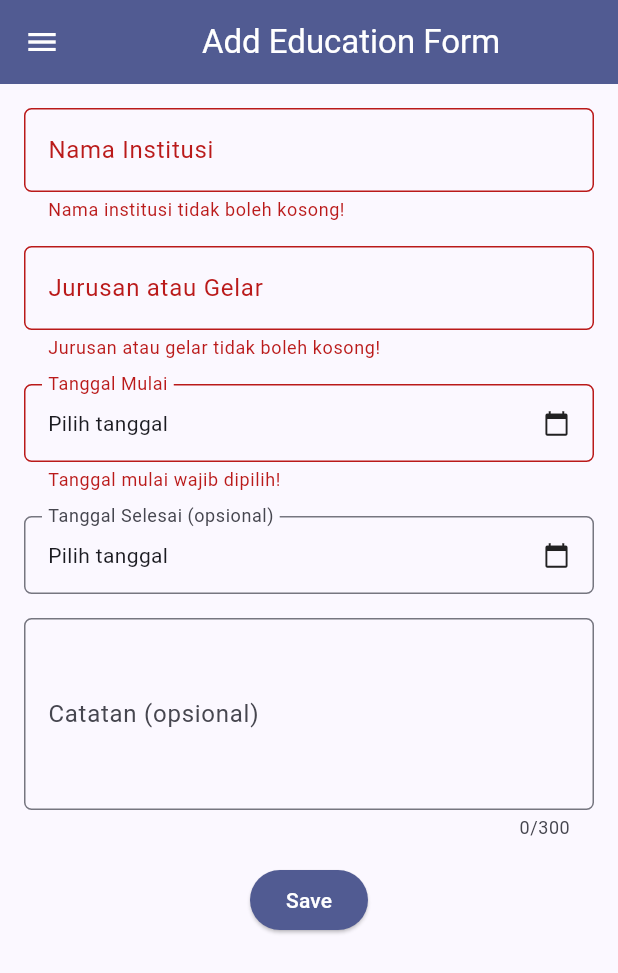
After one commit to voruzaa/myportofolio_mobile, a Flutter app: the EducationFormPage screen opened directly, after a tap on "Save", on a phone screen of 412 x 824 dp. The commit adds this screen. Shown: the top 973 px of the screen. Run offline on Flutter 3.47's test engine with Material 3 defaults, Android fonts, the phone set to English and light mode, and no system bars; our stand-ins replace material_ui.

Commit message:
Tugas 8: add education form with navigation from card and drawer

```diff
--- /dev/null
+++ b/lib/screens/education_form.dart
@@ -0,0 +1,281 @@
+import 'package:material_ui/material_ui.dart';
+import 'package:myportofolio_mobile/widgets/left_drawer.dart';
+
+class EducationFormPage extends StatefulWidget {
+  const EducationFormPage({super.key});
+
+  @override
+  State<EducationFormPage> createState() => _EducationFormPageState();
+}
+
+class _EducationFormPageState extends State<EducationFormPage> {
+  final _formKey = GlobalKey<FormState>();
+  final _institutionController = TextEditingController();
+  final _majorController = TextEditingController();
+  final _descriptionController = TextEditingController();
+
+  DateTime? _startDate;
+  DateTime? _endDate;
+
+  @override
+  void dispose() {
+    _institutionController.dispose();
+    _majorController.dispose();
+    _descriptionController.dispose();
+    super.dispose();
+  }
+
+  String _formatDate(DateTime date) {
+    final day = date.day.toString().padLeft(2, '0');
+    final month = date.month.toString().padLeft(2, '0');
+    return '$day/$month/${date.year}';
+  }
+
+  Future<void> _pickStartDate(FormFieldState<DateTime> field) async {
+    final picked = await showDatePicker(
+      context: context,
+      initialDate: _startDate ?? DateTime.now(),
+      firstDate: DateTime(1990),
+      lastDate: DateTime.now(),
+    );
+    if (picked == null) return;
+    setState(() {
+      _startDate = picked;
+      if (_endDate != null && _endDate!.isBefore(picked)) {
+        _endDate = null;
+      }
+    });
+    field.didChange(picked);
+  }
+
+  Future<void> _pickEndDate(FormFieldState<DateTime> field) async {
+    final picked = await showDatePicker(
+      context: context,
+      initialDate: _endDate ?? _startDate ?? DateTime.now(),
+      firstDate: _startDate ?? DateTime(1990),
+      lastDate: DateTime(2100),
+    );
+    if (picked == null) return;
+    setState(() => _endDate = picked);
+    field.didChange(picked);
+  }
+
+  String? _validateStart(DateTime? value) {
+    if (value == null) return 'Tanggal mulai wajib dipilih!';
+    return null;
+  }
+
+  String? _validateEnd(DateTime? value) {
+    if (value == null) return null;
+    if (_startDate != null && value.isBefore(_startDate!)) {
+      return 'Tanggal selesai tidak boleh sebelum tanggal mulai!';
+    }
+    return null;
+  }
+
+  Widget _buildDateField({
+    required String label,
+    required DateTime? value,
+    required String? errorText,
+    required VoidCallback onTap,
+  }) {
+    return InkWell(
+      onTap: onTap,
+      borderRadius: BorderRadius.circular(5.0),
+      child: InputDecorator(
+        decoration: InputDecoration(
+          labelText: label,
+          border: OutlineInputBorder(borderRadius: BorderRadius.circular(5.0)),
+          errorText: errorText,
+        ),
+        child: Row(
+          mainAxisAlignment: MainAxisAlignment.spaceBetween,
+          children: [
+            Text(value == null ? 'Pilih tanggal' : _formatDate(value)),
+            const Icon(Icons.calendar_today, size: 18.0),
+          ],
+        ),
+      ),
+    );
+  }
+
+  void _resetForm() {
+    _formKey.currentState?.reset();
+    _institutionController.clear();
+    _majorController.clear();
+    _descriptionController.clear();
+    setState(() {
+      _startDate = null;
+      _endDate = null;
+    });
+  }
+
+  void _showSummary() {
+    final start = _startDate!;
+    final end = _endDate;
+    showDialog(
+      context: context,
+      builder: (dialogContext) => AlertDialog(
+        title: const Text('Edukasi berhasil ditambahkan!'),
+        content: SingleChildScrollView(
+          child: Column(
+            crossAxisAlignment: CrossAxisAlignment.start,
+            mainAxisSize: MainAxisSize.min,
+            children: [
+              Text('Institusi: ${_institutionController.text.trim()}'),
+              Text('Jurusan: ${_majorController.text.trim()}'),
+              Text('Mulai: ${_formatDate(start)}'),
+              Text('Selesai: ${end == null ? 'Sekarang' : _formatDate(end)}'),
+              if (_descriptionController.text.trim().isNotEmpty)
+                Text('Catatan: ${_descriptionController.text.trim()}'),
+            ],
+          ),
+        ),
+        actions: [
+          TextButton(
+            onPressed: () {
+              _resetForm();
+              Navigator.pop(dialogContext);
+            },
+            child: const Text('OK'),
+          ),
+        ],
+      ),
+    );
+  }
+
+  void _save() {
+    if (!_formKey.currentState!.validate()) return;
+    _showSummary();
+  }
+
+  @override
+  Widget build(BuildContext context) {
+    return Scaffold(
+      appBar: AppBar(
+        title: const Center(child: Text('Add Education Form')),
+        backgroundColor: Theme.of(context).colorScheme.primary,
+        foregroundColor: Colors.white,
+      ),
+      drawer: const LeftDrawer(),
+      body: Form(
+        key: _formKey,
+        child: SingleChildScrollView(
+          padding: const EdgeInsets.all(8.0),
+          child: Column(
+            crossAxisAlignment: CrossAxisAlignment.start,
+            children: [
+              Padding(
+                padding: const EdgeInsets.all(8.0),
+                child: TextFormField(
+                  controller: _institutionController,
+                  textInputAction: TextInputAction.next,
+                  decoration: InputDecoration(
+                    hintText: 'Contoh: Universitas Indonesia',
+                    labelText: 'Nama Institusi',
+                    border: OutlineInputBorder(
+                      borderRadius: BorderRadius.circular(5.0),
+                    ),
+                  ),
+                  validator: (value) {
+                    final text = value?.trim() ?? '';
+                    if (text.isEmpty) {
+                      return 'Nama institusi tidak boleh kosong!';
+                    }
+                    if (text.length < 3) {
+                      return 'Nama institusi minimal 3 karakter!';
+                    }
+                    return null;
+                  },
+                ),
+              ),
+              Padding(
+                padding: const EdgeInsets.all(8.0),
+                child: TextFormField(
+                  controller: _majorController,
+                  textInputAction: TextInputAction.next,
+                  decoration: InputDecoration(
+                    hintText: 'Contoh: Ilmu Komputer',
+                    labelText: 'Jurusan atau Gelar',
+                    border: OutlineInputBorder(
+                      borderRadius: BorderRadius.circular(5.0),
+                    ),
+                  ),
+                  validator: (value) {
+                    final text = value?.trim() ?? '';
+                    if (text.isEmpty) {
+                      return 'Jurusan atau gelar tidak boleh kosong!';
+                    }
+                    if (text.length < 3) {
+                      return 'Jurusan atau gelar minimal 3 karakter!';
+                    }
+                    return null;
+                  },
+                ),
+              ),
+              FormField<DateTime>(
+                initialValue: _startDate,
+                validator: _validateStart,
+                builder: (field) => Padding(
+                  padding: const EdgeInsets.all(8.0),
+                  child: _buildDateField(
+                    label: 'Tanggal Mulai',
+                    value: _startDate,
+                    errorText: field.errorText,
+                    onTap: () => _pickStartDate(field),
+                  ),
+                ),
+              ),
+              FormField<DateTime>(
+                initialValue: _endDate,
+                validator: _validateEnd,
+                builder: (field) => Padding(
+                  padding: const EdgeInsets.all(8.0),
+                  child: _buildDateField(
+                    label: 'Tanggal Selesai (opsional)',
+                    value: _endDate,
+                    errorText: field.errorText,
+                    onTap: () => _pickEndDate(field),
+                  ),
+                ),
+              ),
+              Padding(
+                padding: const EdgeInsets.all(8.0),
+                child: TextFormField(
+                  controller: _descriptionController,
+                  maxLines: 4,
+                  maxLength: 300,
+                  decoration: InputDecoration(
+                    hintText: 'Contoh: IPK 3.8, aktif di himpunan',
+                    labelText: 'Catatan (opsional)',
+                    border: OutlineInputBorder(
+                      borderRadius: BorderRadius.circular(5.0),
+                    ),
+                  ),
+                ),
+              ),
+              Align(
+                alignment: Alignment.bottomCenter,
+                child: Padding(
+                  padding: const EdgeInsets.all(8.0),
+                  child: ElevatedButton(
+                    style: ButtonStyle(
+                      backgroundColor: WidgetStateProperty.all(
+                        Theme.of(context).colorScheme.primary,
+                      ),
+                    ),
+                    onPressed: _save,
+                    child: const Text(
+                      'Save',
+                      style: TextStyle(color: Colors.white),
+                    ),
+                  ),
+                ),
+              ),
+            ],
+          ),
+        ),
+      ),
+    );
+  }
+}
--- a/lib/widgets/left_drawer.dart
+++ b/lib/widgets/left_drawer.dart
@@ -1,4 +1,5 @@
 import 'package:material_ui/material_ui.dart';
+import 'package:myportofolio_mobile/screens/education_form.dart';
 import 'package:myportofolio_mobile/screens/menu.dart';
 import 'package:myportofolio_mobile/screens/project_form.dart';
 
@@ -10,11 +11,14 @@ class LeftDrawer extends StatelessWidget {
     return Drawer(
       child: ListView(
         children: [
-          const DrawerHeader(
+          Container(
+            width: double.infinity,
+            padding: const EdgeInsets.all(16.0),
             decoration: BoxDecoration(
-              color: Colors.indigo,
+              color: Theme.of(context).colorScheme.primary,
             ),
-            child: Column(
+            child: const Column(
+              mainAxisSize: MainAxisSize.min,
               crossAxisAlignment: CrossAxisAlignment.start,
               children: [
                 Text(
@@ -62,6 +66,18 @@ class LeftDrawer extends StatelessWidget {
               );
             },
           ),
+          ListTile(
+            leading: const Icon(Icons.school_outlined),
+            title: const Text('Add Education'),
+            onTap: () {
+              Navigator.push(
+                context,
+                MaterialPageRoute(
+                  builder: (context) => const EducationFormPage(),
+                ),
+              );
+            },
+          ),
         ],
       ),
     );
```
Also changed, not shown: lib/screens/menu.dart (+8 -2 lines), lib/widgets/project_card.dart (+3 -6 lines).
